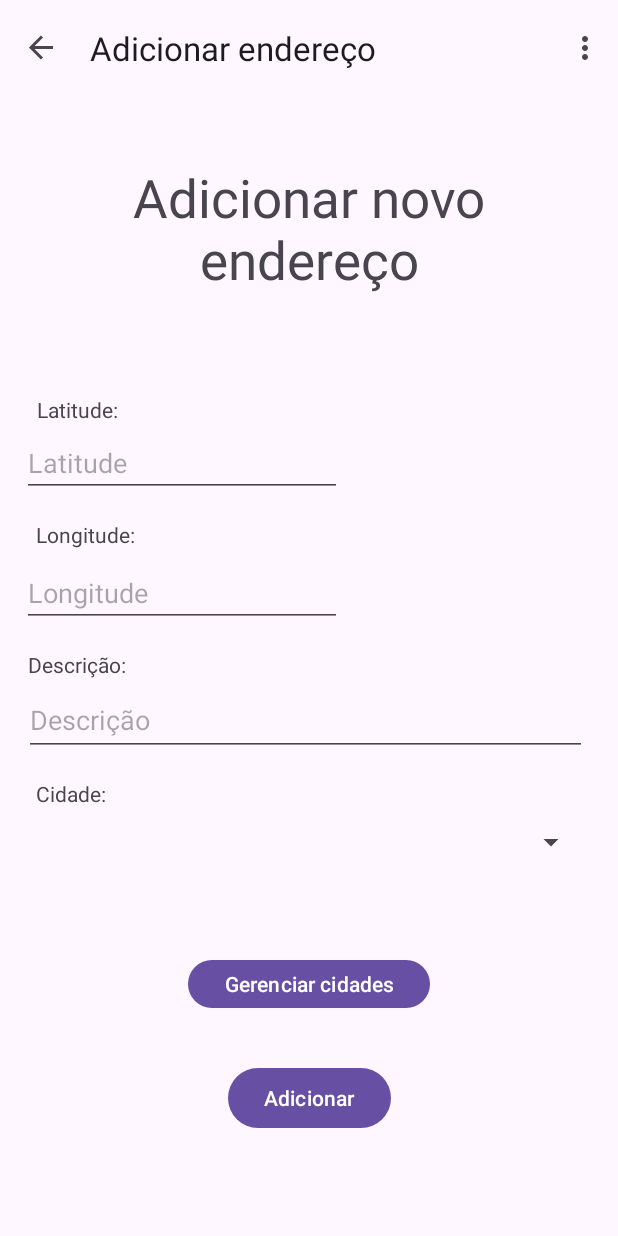
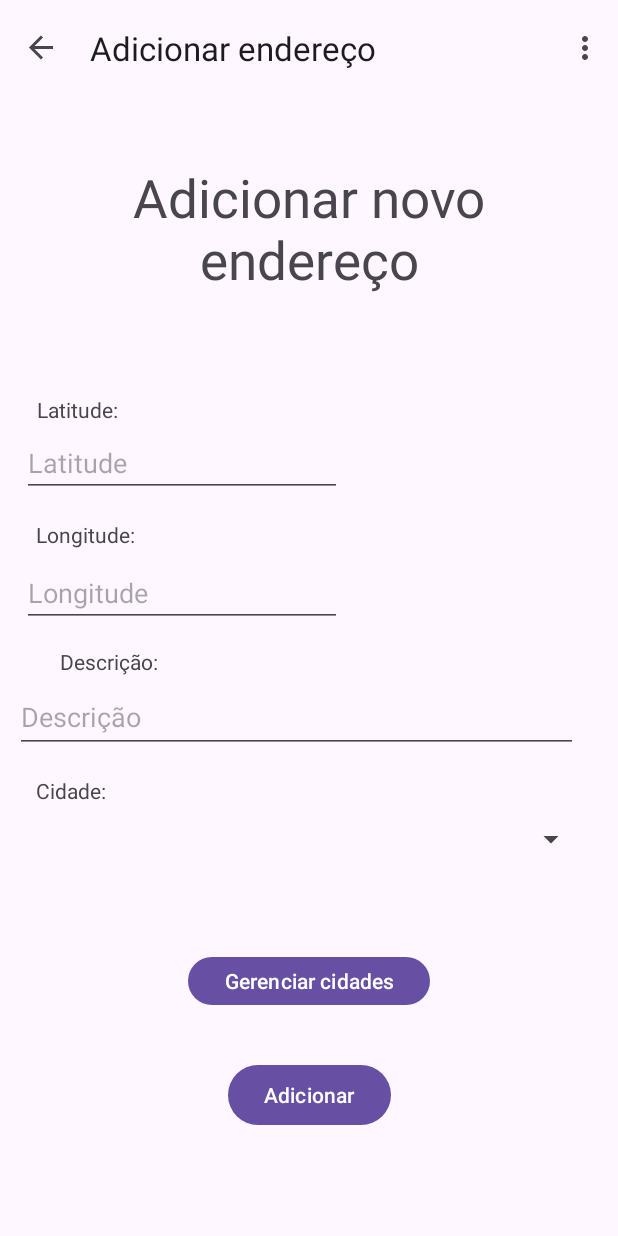
Before and after one commit to diogomene15/TrabalhoFinal-GCS, an Android app: the CadastroEnderecoFragment screen opened through its navigation route, on a phone screen of 412 x 824 dp. Run offline under Robolectric (Android 15) with nearby library versions, the phone set to English and light mode, and no system bars; our stand-ins replace Room's generated code, navigation-ui.

Commit message:
fix: corrige configuracao de margens de forma a apresentar os elementos de forma alinha Fixes: #12

```diff
--- a/app/src/main/res/layout/cadastro_endereco_fragment.xml
+++ b/app/src/main/res/layout/cadastro_endereco_fragment.xml
@@ -119,9 +119,9 @@
         android:id="@+id/textView5"
         android:layout_width="wrap_content"
         android:layout_height="wrap_content"
-        android:layout_marginStart="24dp"
-        android:layout_marginTop="12dp"
-        android:layout_marginEnd="333dp"
+        android:layout_marginStart="20dp"
+        android:layout_marginTop="10dp"
+        android:layout_marginEnd="287dp"
         android:layout_marginBottom="3dp"
         android:text="Descrição:"
         app:layout_constraintBottom_toTopOf="@+id/inputDescricao"
@@ -133,7 +133,7 @@
         android:id="@+id/inputDescricao"
         android:layout_width="375dp"
         android:layout_height="48dp"
-        android:layout_marginStart="16dp"
+        android:layout_marginStart="10dp"
         android:layout_marginEnd="16dp"
         android:layout_marginBottom="3dp"
         android:ems="10"
```
